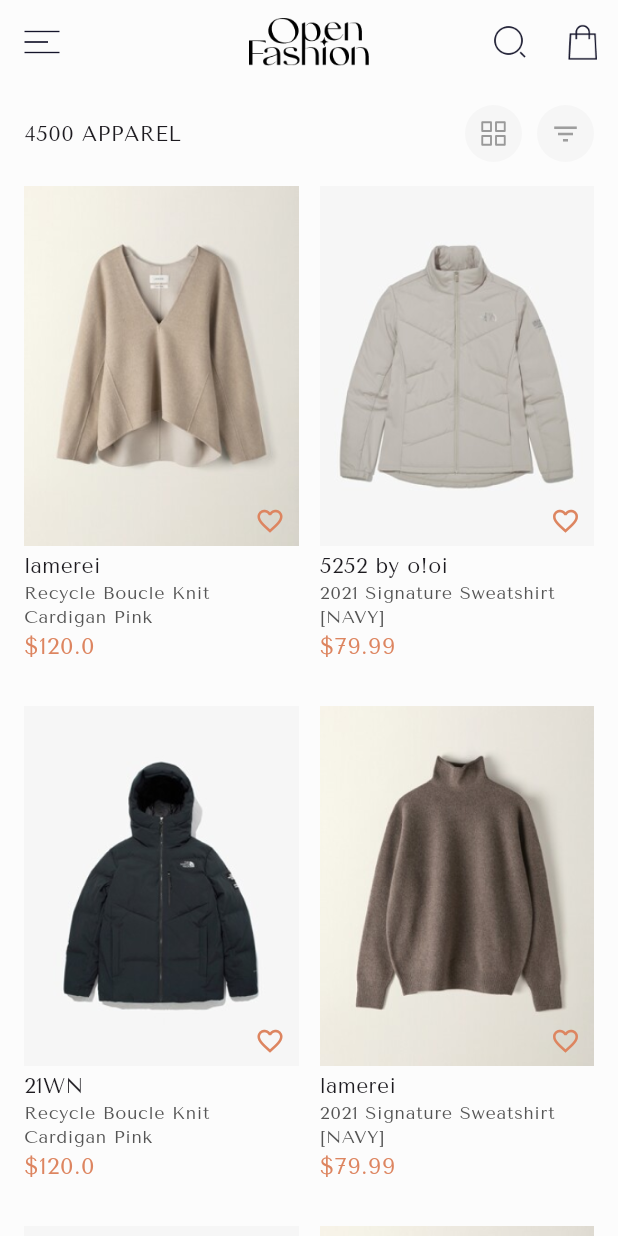
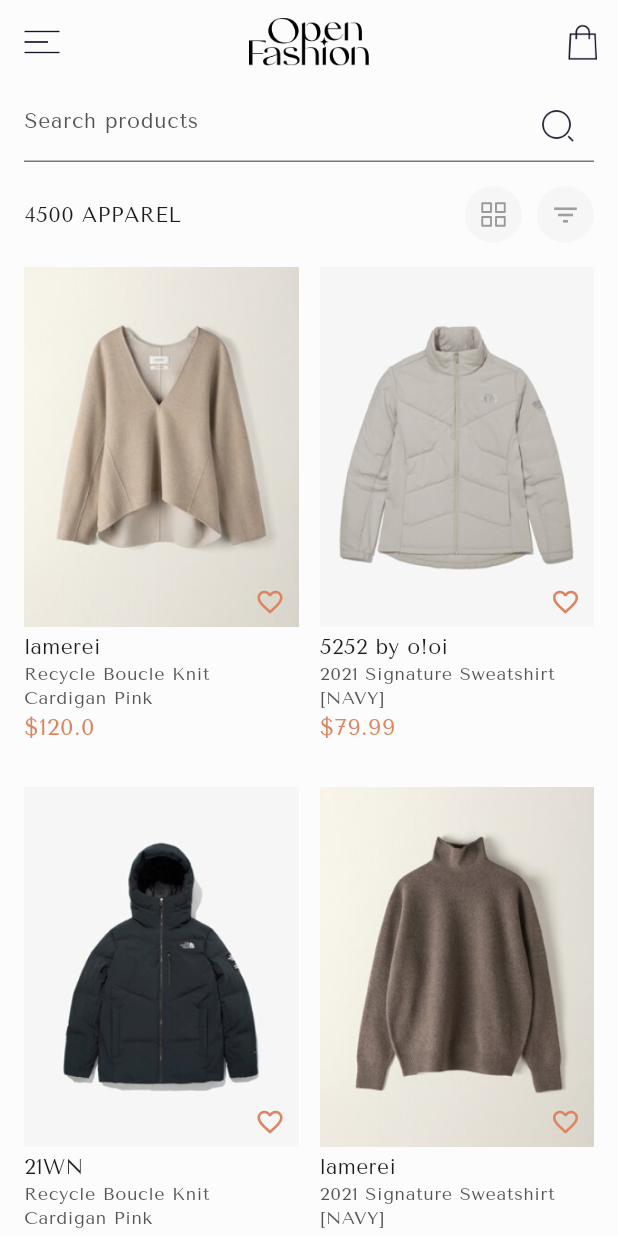
Before and after one commit to Insharah-amna/style_sphere, a Flutter app: the ProductsPage screen opened directly, on a phone screen of 412 x 824 dp. Run offline on Flutter 3.47's test engine with Material 3 defaults, Android fonts, the phone set to English and light mode, and no system bars; our stand-ins replace carousel_slider, flutter_svg.

Commit message:
changed file directories

```diff
--- a/lib/screens/about.dart
+++ b/lib/screens/about.dart
@@ -1,8 +1,8 @@
 import 'package:flutter/material.dart';
 import 'package:style_sphere/constants/app_colors.dart';
-import 'package:style_sphere/widgets/app_bar.dart';
-import 'package:style_sphere/widgets/cart_drawer.dart';
-import 'package:style_sphere/widgets/menu_drawer.dart';
+import 'package:style_sphere/widgets/navigation/app_bar.dart';
+import 'package:style_sphere/widgets/navigation/cart_drawer.dart';
+import 'package:style_sphere/widgets/navigation/menu_drawer.dart';
 
 class About extends StatelessWidget {
   const About({super.key});
--- a/lib/screens/products_page.dart
+++ b/lib/screens/products_page.dart
@@ -2,12 +2,12 @@
 import 'package:flutter_svg/flutter_svg.dart';
 import 'package:style_sphere/constants/app_colors.dart';
 import 'package:style_sphere/constants/products.dart';
-import 'package:style_sphere/widgets/app_bar.dart';
-import 'package:style_sphere/widgets/cart_drawer.dart';
-import 'package:style_sphere/widgets/footer.dart';
-import 'package:style_sphere/widgets/menu_drawer.dart';
+import 'package:style_sphere/widgets/navigation/app_bar.dart';
+import 'package:style_sphere/widgets/navigation/cart_drawer.dart';
+import 'package:style_sphere/widgets/navigation/footer.dart';
+import 'package:style_sphere/widgets/navigation/menu_drawer.dart';
 import 'package:style_sphere/widgets/pagination.dart';
-import 'package:style_sphere/widgets/product_card.dart';
+import 'package:style_sphere/widgets/products/product_card.dart';
 
 class ProductsPage extends StatefulWidget {
   const ProductsPage({super.key});
@@ -31,8 +31,27 @@
       body: SafeArea(
         child: Column(
           children: [
-            const SizedBox(height: 14),
+            const SizedBox(height: 4),
 
+            // Search Field
+            Padding(
+              padding: const EdgeInsets.symmetric(horizontal: 16),
+              child: TextField(
+                decoration: InputDecoration(
+                  hintText: "Search products",
+                  focusColor: AppColors.primary,
+                  hintStyle: TextStyle(color: AppColors.label, fontSize: 14),
+                  suffixIcon: IconButton(
+                    icon: Image.asset("assets/icons/search.png", width: 24),
+                    onPressed: () {},
+                  ),
+                ),
+              ),
+            ),
+
+            const SizedBox(height: 16),
+
+            // Search result & Filter option
             Padding(
               padding: EdgeInsetsGeometry.symmetric(horizontal: 16),
               child: Row(
--- a/lib/widgets/app_bar.dart
+++ b/lib/widgets/navigation/app_bar.dart
@@ -3,17 +3,9 @@
 
 class MyAppBar extends StatelessWidget implements PreferredSizeWidget {
   final String title;
-  final bool showCart;
-  final bool showSearch;
   final bool lightMode;
 
-  const MyAppBar({
-    super.key,
-    required this.title,
-    this.showCart = true,
-    this.showSearch = true,
-    this.lightMode = true,
-  });
+  const MyAppBar({super.key, required this.title, this.lightMode = true});
 
   @override
   Widget build(BuildContext context) {
@@ -38,17 +30,15 @@
       ),
 
       actions: [
-        if (showSearch)
-          IconButton(
-            icon: Image.asset(
-              lightMode
-                  ? "assets/icons/search.png"
-                  : "assets/icons/search_light.png",
-              width: 24,
-            ),
-            onPressed: () {},
-          ),
-        if (showCart)
+        // IconButton(
+        //   icon: Image.asset(
+        //     lightMode
+        //         ? "assets/icons/search.png"
+        //         : "assets/icons/search_light.png",
+        //     width: 24,
+        //   ),
+        //   onPressed: () {},
+        // ),
         IconButton(
           icon: Image.asset(
             lightMode
```
Also changed, not shown: lib/screens/blog_detail_page.dart (+14 -17 lines), lib/screens/blog_page.dart (+32 -33 lines), lib/screens/collection_detail.dart (+5 -5 lines), lib/screens/collection_screen.dart (+4 -4 lines), lib/screens/contact_us.dart (+4 -4 lines), lib/screens/home_page.dart (+7 -7 lines), lib/screens/product_detail.dart (+5 -5 lines), lib/widgets/blog/blog_card.dart (renamed from lib/widgets/blog_card.dart), lib/widgets/homepage/homepage_card.dart (renamed from lib/widgets/homepage_card.dart), lib/widgets/homepage/homepage_slider.dart (renamed from lib/widgets/homepage_slider.dart), lib/widgets/navigation/cart_drawer.dart (renamed from lib/widgets/cart_drawer.dart), lib/widgets/navigation/footer.dart (renamed from lib/widgets/footer.dart), lib/widgets/navigation/menu_drawer.dart (renamed from lib/widgets/menu_drawer.dart), lib/widgets/products/product_card.dart (renamed from lib/widgets/product_card.dart), 1 more files. Lines whose indentation alone changed are shown as unchanged.
